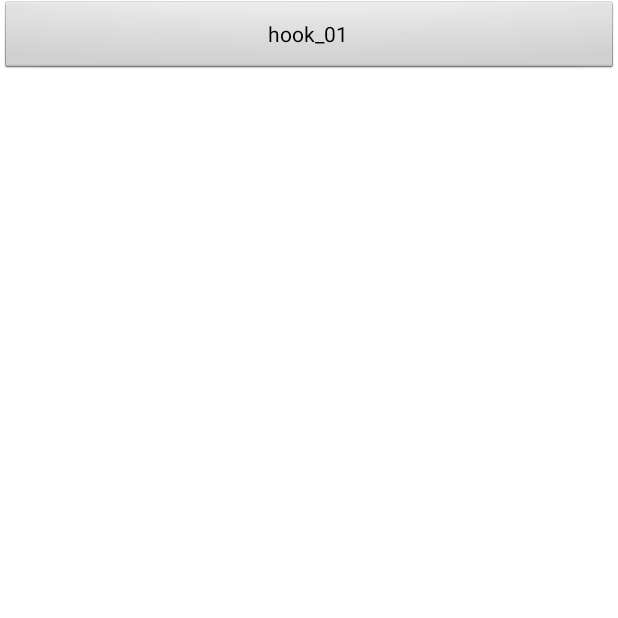
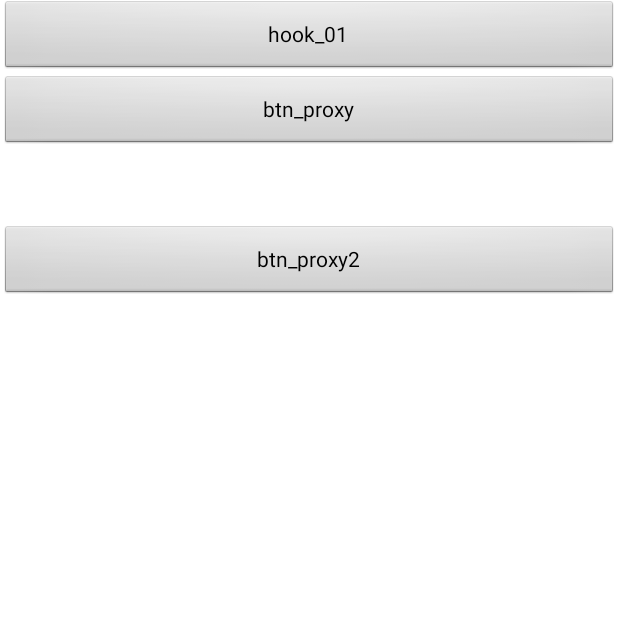
Before and after one commit to liuyicheng3/AndroidLearning, an Android app: the GoHookActivity01 screen opened directly, with no data from a screen before it, on a phone screen of 412 x 824 dp, the top half of it. Run offline under Robolectric (Android 15) with nearby library versions, the phone set to English and light mode, and no system bars.

Commit message:
动态代理部分

```diff
--- /dev/null
+++ b/app/src/main/java/com/lyc/study/go013/ChatRoomMessage.java
@@ -0,0 +1,11 @@
+package com.lyc.study.go013;
+
+/**
+ * Created by lyc on 17/5/23.
+ */
+
+public  interface ChatRoomMessage extends IMMessage {
+    String  getChatRoomMessageExtension();
+
+
+}
--- a/app/src/main/java/com/lyc/study/go013/GoHookActivity01.java
+++ b/app/src/main/java/com/lyc/study/go013/GoHookActivity01.java
@@ -5,8 +5,11 @@ import android.content.Intent;
 import android.os.Bundle;
 import android.support.annotation.Nullable;
 import android.view.View;
+import android.widget.TextView;
 
 import com.lyc.study.R;
+
+import java.lang.reflect.Proxy;
 
 /**
  * Created by lyc on 17/5/1.
@@ -14,10 +17,14 @@ import com.lyc.study.R;
 
 public class GoHookActivity01 extends Activity {
 
+    TextView tv_proxy,tv_proxy2;
     @Override
     protected void onCreate(@Nullable Bundle savedInstanceState) {
         super.onCreate(savedInstanceState);
+
         setContentView(R.layout.activity_hook_01);
+        tv_proxy= (TextView) findViewById(R.id.tv_proxy);
+        tv_proxy2= (TextView) findViewById(R.id.tv_proxy2);
         findViewById(R.id.btn_hook).setOnClickListener(new View.OnClickListener() {
             @Override
             public void onClick(View v) {
@@ -25,5 +32,57 @@ public class GoHookActivity01 extends Activity {
                 startActivity(intent);
             }
         });
+
+        findViewById(R.id.btn_proxy).setOnClickListener(new View.OnClickListener() {
+            @Override
+            public void onClick(View v) {
+/*                Class<?> IActivityManagerIntercept = null;
+                try {
+                    IActivityManagerIntercept = Class.forName("com.netease.nimlib.sdk.chatroom.model.ChatRoomMessage");
+                } catch (ClassNotFoundException e) {
+                    e.printStackTrace();
+                }*/
+                /**
+                 * IMMessage.class.getInterfaces() //必须是初始的接口  连继承接口的接口都不能
+                 *
+                 * new Class<?>[]{ChatRoomMessage.class} // 可以是继承接口的接口
+                 */
+
+
+
+                ChatRoomStorageBean innerBean =new ChatRoomStorageBean();
+                ChatRoomMessage proxyItem = (ChatRoomMessage) Proxy.newProxyInstance(Thread.currentThread().getContextClassLoader(),
+                        new Class<?>[]{ChatRoomMessage.class}, new ChatRoomMessageInvocationHandler(innerBean));
+
+
+
+
+
+/*
+                ChatRoomStorageBean innerBean =new ChatRoomStorageBean();
+                AbstractChatRoomMessage proxyItem = (AbstractChatRoomMessage) Proxy.newProxyInstance(Thread.currentThread().getContextClassLoader(),
+                        new Class<?>[]{AbstractChatRoomMessage.class}, new ChatRoomMessageInvocationHandler(innerBean));
+
+*/
+
+                tv_proxy.setText(proxyItem.getContent());
+                /*
+                ChatRoomMessage proxyItem = (ChatRoomMessage)Proxy.newProxyInstance(Thread.currentThread().getContextClassLoader(),
+                        new Class<?>[]{IActivityManagerIntercept}, new ChatRoomMessageInvocationHandler(innerBean));*/
+
+            }
+        });
+
+
+        findViewById(R.id.btn_proxy2).setOnClickListener(new View.OnClickListener() {
+            @Override
+            public void onClick(View v) {
+                IHello proxyHello = (IHello) Proxy.newProxyInstance(Thread.currentThread().getContextClassLoader(),
+                        new Class[] { IHello.class }, new HelloInvocationHandler(new InnerProxy()));
+                tv_proxy2.setText(proxyHello.hello2());
+//                tv_proxy2.setText(proxyItem.getContent());
+
+            }
+        });
     }
 }
--- /dev/null
+++ b/app/src/main/java/com/lyc/study/go013/IHello.java
@@ -0,0 +1,10 @@
+package com.lyc.study.go013;
+
+/**
+ * Created by lyc on 17/5/23.
+ */
+
+    public interface IHello {
+     String hello();
+     int hello2();
+ }
--- /dev/null
+++ b/app/src/main/java/com/lyc/study/go013/IMMessage.java
@@ -0,0 +1,56 @@
+package com.lyc.study.go013;
+
+import java.io.Serializable;
+import java.util.Map;
+
+/**
+ * Created by lyc on 17/5/23.
+ */
+
+
+public interface IMMessage extends Serializable {
+    String getUuid();
+
+    boolean isTheSame(IMMessage var1);
+
+    String getSessionId();
+
+
+    String getFromNick();
+
+
+
+    void setContent(String var1);
+
+    String getContent();
+
+    long getTime();
+
+    void setFromAccount(String var1);
+
+    String getFromAccount();
+
+
+
+    Map<String, Object> getRemoteExtension();
+
+    void setRemoteExtension(Map<String, Object> var1);
+
+    Map<String, Object> getLocalExtension();
+
+    void setLocalExtension(Map<String, Object> var1);
+
+    String getPushContent();
+
+    void setPushContent(String var1);
+
+    Map<String, Object> getPushPayload();
+
+    void setPushPayload(Map<String, Object> var1);
+
+
+    boolean isRemoteRead();
+
+    int getFromClientType();
+
+}
--- a/app/src/main/res/layout/activity_hook_01.xml
+++ b/app/src/main/res/layout/activity_hook_01.xml
@@ -10,4 +10,38 @@
       android:text="hook_01"
       android:id="@+id/btn_hook"
       />
+
+  <Button
+      android:layout_width="match_parent"
+      android:layout_height="50dp"
+      android:text="btn_proxy"
+      android:id="@+id/btn_proxy"
+      />
+
+  <TextView
+      android:layout_width="match_parent"
+      android:layout_height="50dp"
+      android:text=""
+      android:textSize="20dp"
+      android:textColor="@color/black"
+      android:gravity="center_vertical"
+      android:id="@+id/tv_proxy"
+      />
+
+  <Button
+      android:layout_width="match_parent"
+      android:layout_height="50dp"
+      android:text="btn_proxy2"
+      android:id="@+id/btn_proxy2"
+      />
+
+  <TextView
+      android:layout_width="match_parent"
+      android:layout_height="50dp"
+      android:text=""
+      android:textSize="20dp"
+      android:textColor="@color/black"
+      android:gravity="center_vertical"
+      android:id="@+id/tv_proxy2"
+      />
 </LinearLayout>
```
Also changed, not shown: app/src/main/java/com/lyc/study/go013/AbstractChatRoomMessage.java (added, +12 -0 lines), app/src/main/java/com/lyc/study/go013/ChatRoomMessageInvocationHandler.java (added, +41 -0 lines), app/src/main/java/com/lyc/study/go013/ChatRoomStorageBean.java (added, +31 -0 lines), app/src/main/java/com/lyc/study/go013/Hello.java (added, +14 -0 lines), app/src/main/java/com/lyc/study/go013/HelloInvocationHandler.java (added, +45 -0 lines), app/src/main/java/com/lyc/study/go013/InnerProxy.java (added, +12 -0 lines).
